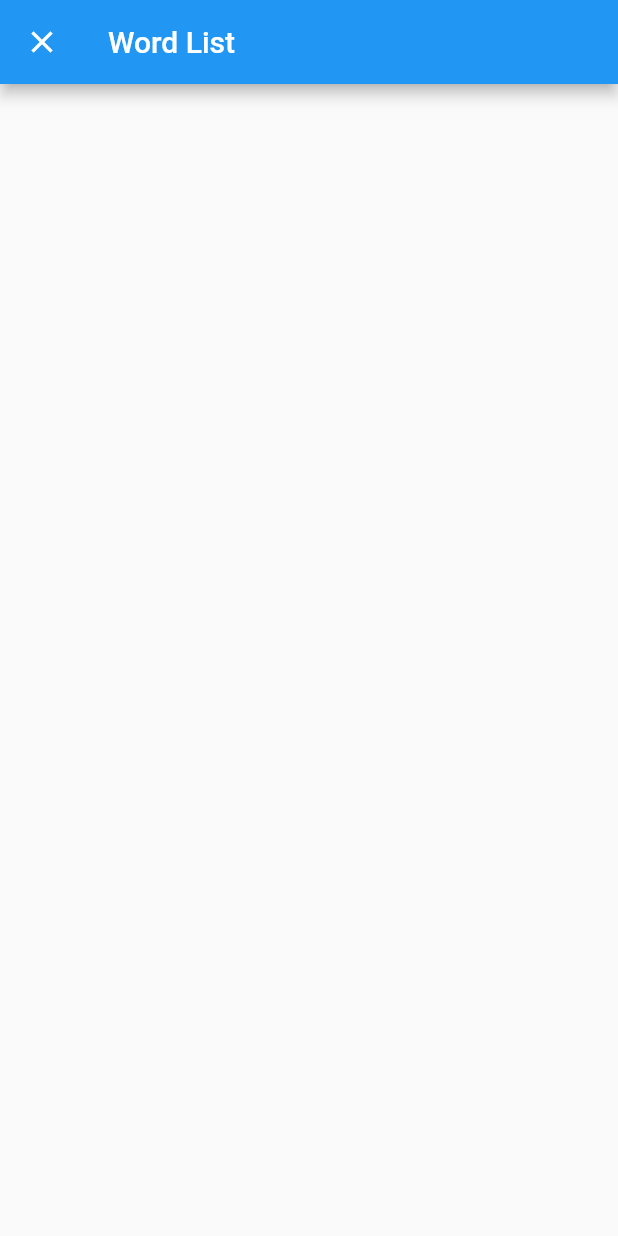
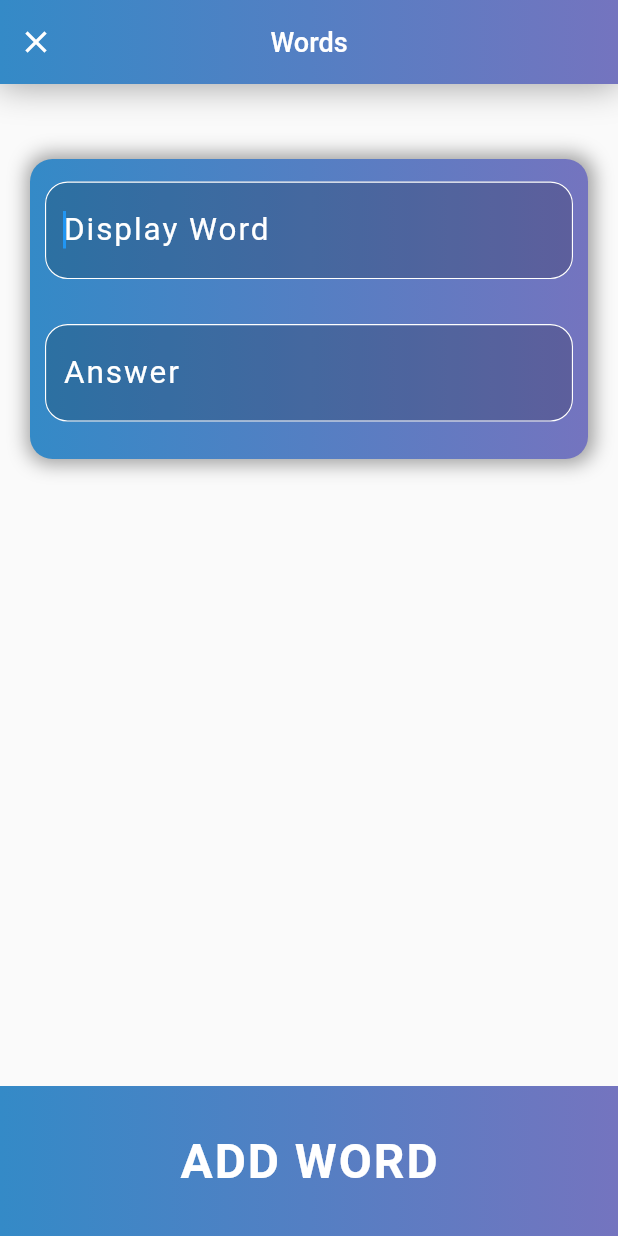
Before and after one commit to rodriigovieira/language-game, a Flutter app: the screen it shows after launch, after a tap on "WORD LIST", on a phone screen of 412 x 824 dp. Run offline on Flutter 3.47's test engine with Material 2 defaults, Android fonts, the phone set to English and light mode, and no system bars; our stand-ins replace sqflite; accounts and stored records are empty.

Commit message:
Initial design, AddWordScreen, WordCard

```diff
--- /dev/null
+++ b/lib/bloc/home_page_bloc.dart
@@ -0,0 +1,82 @@
+import 'package:flutter/material.dart';
+import 'package:language_game/screens/ConfigScreen/config_screen.dart';
+import 'package:language_game/screens/GameScreen/game_screen.dart';
+import 'package:language_game/screens/WordsScreen/words_screen.dart';
+
+class HomeScreenBloc extends ChangeNotifier {
+  Future<void> onTapConfigButton(BuildContext context) {
+    return Navigator.push(
+      context,
+      PageRouteBuilder(
+        transitionDuration: Duration(
+          milliseconds: 300,
+        ),
+        pageBuilder: (_, __, ___) => ConfigScreen(),
+        transitionsBuilder: (
+          BuildContext context,
+          Animation animation,
+          Animation secondaryAnimation,
+          Widget child,
+        ) {
+          var tween = Tween(
+            begin: Offset(0.0, 1.0),
+            end: Offset.zero,
+          );
+
+          return SlideTransition(
+            position: animation.drive(tween),
+            child: child,
+          );
+        },
+      ),
+    );
+  }
+
+  Future<void> onTapWordsButton(BuildContext context) {
+    return Navigator.push(
+      context,
+      PageRouteBuilder(
+        transitionDuration: Duration(
+          milliseconds: 300,
+        ),
+        pageBuilder: (_, __, ___) => WordsScreen(),
+        transitionsBuilder: (
+          BuildContext context,
+          Animation animation1,
+          Animation animation2,
+          Widget child,
+        ) {
+          var tween = Tween(
+            begin: Offset(0.0, 1.0),
+            end: Offset.zero,
+          );
+
+          return SlideTransition(
+            position: animation1.drive(tween),
+            child: child,
+          );
+        },
+      ),
+    );
+  }
+
+  Future<void> onTapStartGameButton(BuildContext context) {
+    return Navigator.push(
+      context,
+      PageRouteBuilder(
+        pageBuilder: (_, __, ___) => GameScreen(),
+        transitionDuration: Duration(milliseconds: 300),
+        transitionsBuilder: (
+          BuildContext context,
+          Animation animation1,
+          Animation animation2,
+          Widget child,
+        ) =>
+            FadeTransition(
+          opacity: animation1,
+          child: child,
+        ),
+      ),
+    );
+  }
+}
--- /dev/null
+++ b/lib/constants.dart
@@ -0,0 +1,18 @@
+import 'package:flutter/material.dart';
+
+Color kMainLightBlueColor = Color(0xff7474BF);
+Color kMainDarkBlueColor = Color(0xff348AC7);
+
+LinearGradient kMainBlueLinearGradient = LinearGradient(
+  colors: [
+    kMainDarkBlueColor,
+    kMainLightBlueColor,
+  ],
+);
+
+BoxShadow kMainBoxShadow = BoxShadow(
+  color: Colors.grey,
+  blurRadius: 10,
+  spreadRadius: 3,
+  offset: Offset(1.0, 0.0),
+);
--- a/lib/main.dart
+++ b/lib/main.dart
@@ -1,5 +1,9 @@
+import 'package:flutter/cupertino.dart';
 import 'package:flutter/material.dart';
+import 'package:flutter/services.dart';
 import 'package:language_game/bloc/game_bloc.dart';
+import 'package:language_game/bloc/home_page_bloc.dart';
+import 'package:language_game/bloc/words_bloc.dart';
 import 'package:language_game/screens/HomeScreen/home_screen.dart';
 import 'package:provider/provider.dart';
 
@@ -10,10 +14,22 @@ void main() {
 class MyApp extends StatelessWidget {
   @override
   Widget build(BuildContext context) {
+    SystemChrome.setSystemUIOverlayStyle(
+      SystemUiOverlayStyle.dark.copyWith(
+        statusBarColor: Colors.white,
+      ),
+    );
+
     return MultiProvider(
       providers: [
         ChangeNotifierProvider<GameBloc>(
           builder: (BuildContext context) => GameBloc(),
+        ),
+        ChangeNotifierProvider<HomeScreenBloc>(
+          builder: (BuildContext context) => HomeScreenBloc(),
+        ),
+        ChangeNotifierProvider<WordsBloc>(
+          builder: (BuildContext context) => WordsBloc(),
         )
       ],
       child: MaterialApp(
--- a/lib/models/word_model.dart
+++ b/lib/models/word_model.dart
@@ -1,6 +1,62 @@
+import 'package:sqflite/sqflite.dart';
+
 class WordModel {
-  String originalWord;
-  String response;
-  int numberOfTimesSeen;
-  int numberOfTimesCorrect;
+  final int id;
+  final String hintText;
+  final String response;
+  final int numberOfTimesSeen;
+  final int numberOfTimesCorrect;
+
+  WordModel({
+    this.id,
+    this.hintText,
+    this.response,
+    this.numberOfTimesCorrect,
+    this.numberOfTimesSeen,
+  });
+
+  Map<String, dynamic> toMap() {
+    return {
+      'id': id,
+      'hintText': hintText,
+      'response': response,
+      'numberOfTimesCorrect': numberOfTimesCorrect,
+      'numberOfTimesSeen': numberOfTimesSeen,
+    };
+  }
 }
+
+final Future<Database> database = openDatabase(
+  'words_database.db',
+  onCreate: (Database db, int version) {
+    return db.execute(
+      "CREATE TABLE words(id INTEGER PRIMARY KEY, response TEXT,hintText TEXT, numberOfTimesSeen INTEGER, numberOfTimesCorrect INTEGER)",
+    );
+  },
+  version: 1,
+);
+
+Future<void> insertWord(WordModel word) async {
+  final Database db = await database;
+  await db.insert(
+    'words',
+    word.toMap(),
+    conflictAlgorithm: ConflictAlgorithm.replace,
+  );
+}
+
+Future<List<WordModel>> words() async {
+  final Database db = await database;
+
+  final List<Map<String, dynamic>> maps = await db.query('words');
+
+  return List.generate(maps.length, (int i) {
+    return WordModel(
+      id: maps[i]['id'],
+      hintText: maps[i]['hintText'],
+      response: maps[i]['response'],
+      numberOfTimesCorrect: maps[i]['numberOfTimesCorrect'],
+      numberOfTimesSeen: maps[i]['numberOfTimesSeen'],
+    );
+  });
+}
--- a/lib/screens/HomeScreen/home_screen.dart
+++ b/lib/screens/HomeScreen/home_screen.dart
@@ -1,20 +1,27 @@
+import 'dart:ui';
+
 import 'package:flutter/material.dart';
-import 'package:language_game/screens/ConfigScreen/config_screen.dart';
-import 'package:language_game/screens/WordsScreen/words_screen.dart';
+import 'package:language_game/bloc/home_page_bloc.dart';
+import 'package:language_game/widgets/ui/cta_button.dart';
+import 'package:language_game/widgets/ui/gradient_appbar.dart';
 import 'package:language_game/widgets/ui/normal_button.dart';
+import 'package:provider/provider.dart';
 
 class HomeScreen extends StatelessWidget {
   @override
   Widget build(BuildContext context) {
-    return Scaffold(
-      appBar: AppBar(
-        title: Text("Bonjour Hi"),
+    return Consumer(
+      builder: (
+        BuildContext context,
+        HomeScreenBloc homeScreenBloc,
+        Widget child,
+      ) =>
+          Scaffold(
+        appBar: GradientAppBar(
+          title: "Language Game",
+          showBackButton: false,
         ),
         body: Container(
-        // padding: EdgeInsets.symmetric(
-        //   horizontal: 15,
-        //   vertical: 10,
-        // ),
           child: Column(
             crossAxisAlignment: CrossAxisAlignment.stretch,
             children: <Widget>[
@@ -40,76 +47,20 @@ class HomeScreen extends StatelessWidget {
               SizedBox(height: 20),
               NormalButton(
                 label: "CONFIGURATION",
-              onPressed: () => Navigator.push(
-                context,
-                PageRouteBuilder(
-                  transitionDuration: Duration(
-                    milliseconds: 300,
-                  ),
-                  pageBuilder: (BuildContext context, animation1, animation2) =>
-                      ConfigScreen(),
-                  transitionsBuilder:
-                      (context, animation1, animation2, child) =>
-                          FadeTransition(
-                    opacity: animation1,
-                    child: child,
-                  ),
-                ),
-              ),
+                onPressed: () => homeScreenBloc.onTapConfigButton(context),
               ),
               SizedBox(height: 20),
               NormalButton(
                 label: "WORD LIST",
-              onPressed: () => Navigator.push(
-                context,
-                PageRouteBuilder(
-                  transitionDuration: Duration(
-                    milliseconds: 300,
-                  ),
-                  pageBuilder: (BuildContext context, Animation animation1,
-                          Animation animation2) =>
-                      WordsScreen(),
-                  transitionsBuilder: (
-                    BuildContext context,
-                    Animation animation,
-                    Animation secondaryAnimation,
-                    Widget child,
-                  ) {
-                    var tween = Tween(
-                      begin: Offset(0.0, 1.0),
-                      end: Offset.zero,
-                    );
-
-                    return SlideTransition(
-                      position: animation.drive(tween),
-                      child: child,
-                    );
-                  },
-                ),
-              ),
+                onPressed: () => homeScreenBloc.onTapWordsButton(context),
               ),
               SizedBox(height: 20),
-            Expanded(
-              child: Align(
-                alignment: Alignment.bottomCenter,
-                child: Container(
-                  color: Colors.blue,
-                  height: 100,
-                  width: double.infinity,
-                  alignment: Alignment.center,
-                  child: Text(
-                    "START GAME",
-                    style: TextStyle(
-                      fontSize: 32,
-                      color: Colors.white,
-                      fontWeight: FontWeight.bold,
-                      letterSpacing: 1.3,
-                    ),
-                  ),
-                ),
-              ),
+              CTAButton(
+                onTap: () => homeScreenBloc.onTapStartGameButton(context),
+                label: "START GAME",
               ),
             ],
+          ),
         ),
       ),
     );
--- /dev/null
+++ b/lib/screens/WordsScreen/custom_textfield.dart
@@ -0,0 +1,61 @@
+
+
+
+import 'package:flutter/material.dart';
+
+class CustomTextField extends StatelessWidget {
+  const CustomTextField({
+    Key key,
+    @required this.controller,
+    @required this.hintText,
+    this.autofocus = false,
+  }) : super(key: key);
+
+  final TextEditingController controller;
+  final String hintText;
+  final bool autofocus;
+
+  @override
+  Widget build(BuildContext context) {
+    return Padding(
+      padding: EdgeInsets.symmetric(
+        horizontal: 10,
+        vertical: 15,
+      ),
+      child: Container(
+        decoration: BoxDecoration(
+          color: Color(0x2f000000),
+          borderRadius: BorderRadius.circular(15),
+        ),
+        child: TextField(
+          autofocus: autofocus,
+          autocorrect: false,
+          controller: controller,
+          style: TextStyle(
+            color: Colors.white,
+            fontSize: 21,
+            letterSpacing: 1.3,
+          ),
+          decoration: InputDecoration(
+            hintText: "$hintText",
+            hintStyle: TextStyle(color: Colors.white),
+            enabledBorder: OutlineInputBorder(
+              borderSide: BorderSide(
+                color: Colors.white,
+                width: .75,
+              ),
+              borderRadius: BorderRadius.circular(15),
+            ),
+            focusedBorder: OutlineInputBorder(
+              borderSide: BorderSide(
+                color: Colors.white,
+                width: .75,
+              ),
+              borderRadius: BorderRadius.circular(15),
+            ),
+          ),
+        ),
+      ),
+    );
+  }
+}
--- a/lib/screens/WordsScreen/words_screen.dart
+++ b/lib/screens/WordsScreen/words_screen.dart
@@ -1,4 +1,13 @@
+import 'dart:math';
+
 import 'package:flutter/material.dart';
+import 'package:language_game/bloc/words_bloc.dart';
+import 'package:language_game/constants.dart';
+import 'package:language_game/models/word_model.dart';
+import 'package:language_game/screens/WordsScreen/custom_textfield.dart';
+import 'package:language_game/widgets/ui/cta_button.dart';
+import 'package:language_game/widgets/ui/gradient_appbar.dart';
+import 'package:provider/provider.dart';
 
 class WordsScreen extends StatefulWidget {
   @override
@@ -6,22 +15,64 @@ class WordsScreen extends StatefulWidget {
 }
 
 class _WordsScreenState extends State<WordsScreen> {
+  TextEditingController _hintTextController = TextEditingController();
+  TextEditingController _responseController = TextEditingController();
+
+  WordsBloc _wordsBloc;
+
+  @override
+  void initState() {
+    _wordsBloc = Provider.of<WordsBloc>(context, listen: false);
+    super.initState();
+  }
+
   @override
   Widget build(BuildContext context) {
     return Scaffold(
-      appBar: AppBar(
-        title: Text("Word List"),
-        leading: IconButton(
-          icon: Icon(
-            Icons.close,
-            color: Colors.white,
-          ),
-          onPressed: () => Navigator.pop(context),
-        ),
+      appBar: GradientAppBar(
+        title: "Words",
       ),
       body: Container(
         child: Column(
-          children: <Widget>[],
+          crossAxisAlignment: CrossAxisAlignment.stretch,
+          children: <Widget>[
+            SizedBox(height: 50),
+            Container(
+              height: 200,
+              margin: EdgeInsets.symmetric(horizontal: 20),
+              decoration: BoxDecoration(
+                borderRadius: BorderRadius.circular(15),
+                gradient: kMainBlueLinearGradient,
+                boxShadow: [kMainBoxShadow],
+              ),
+              child: Column(
+                children: <Widget>[
+                  CustomTextField(
+                    controller: _hintTextController,
+                    hintText: "Display Word",
+                    autofocus: true,
+                  ),
+                  CustomTextField(
+                    controller: _responseController,
+                    hintText: "Answer",
+                  ),
+                ],
+              ),
+            ),
+            CTAButton(
+              label: "ADD WORD",
+              onTap: () => _wordsBloc.handleWordAdd(
+                word: WordModel(
+                  id: Random.secure().nextInt(10000),
+                  hintText: _hintTextController.text,
+                  response: _responseController.text,
+                  numberOfTimesCorrect: 0,
+                  numberOfTimesSeen: 0,
+                ),
+                context: context,
+              ),
+            )
+          ],
         ),
       ),
     );
--- /dev/null
+++ b/lib/widgets/ui/cta_button.dart
@@ -0,0 +1,41 @@
+import 'package:flutter/material.dart';
+import 'package:language_game/constants.dart';
+
+class CTAButton extends StatelessWidget {
+  final Function onTap;
+  final String label;
+
+  CTAButton({
+    @required this.onTap,
+    @required this.label,
+  });
+
+  @override
+  Widget build(BuildContext context) {
+    return Expanded(
+      child: Align(
+        alignment: Alignment.bottomCenter,
+        child: GestureDetector(
+          onTap: onTap,
+          child: Container(
+            decoration: BoxDecoration(
+              gradient: kMainBlueLinearGradient,
+            ),
+            height: 100,
+            width: double.infinity,
+            alignment: Alignment.center,
+            child: Text(
+              "$label",
+              style: TextStyle(
+                fontSize: 32,
+                color: Colors.white,
+                fontWeight: FontWeight.bold,
+                letterSpacing: 1.3,
+              ),
+            ),
+          ),
+        ),
+      ),
+    );
+  }
+}
--- /dev/null
+++ b/lib/widgets/ui/gradient_appbar.dart
@@ -0,0 +1,62 @@
+import 'package:flutter/material.dart';
+import 'package:language_game/constants.dart';
+
+class GradientAppBar extends StatefulWidget implements PreferredSizeWidget {
+  GradientAppBar({
+    Key key,
+    @required this.title,
+    this.showBackButton = true,
+  }) : preferredSize = Size.fromHeight(kToolbarHeight);
+
+  @override
+  _GradientAppBarState createState() => _GradientAppBarState();
+
+  @override
+  final Size preferredSize;
+
+  final String title;
+  final bool showBackButton;
+}
+
+class _GradientAppBarState extends State<GradientAppBar> {
+  @override
+  Widget build(BuildContext context) {
+    return PreferredSize(
+      child: Container(
+        padding: EdgeInsets.only(
+          top: MediaQuery.of(context).padding.top,
+        ),
+        child: NavigationToolbar(
+          middle: Text(
+            "${widget.title}",
+            style: TextStyle(
+              fontSize: 18,
+              color: Colors.white,
+              fontWeight: FontWeight.w500,
+            ),
+          ),
+          leading: widget.showBackButton
+              ? IconButton(
+                  icon: Icon(
+                    Icons.close,
+                    color: Colors.white,
+                  ),
+                  onPressed: () => Navigator.pop(context),
+                )
+              : null,
+        ),
+        decoration: BoxDecoration(
+          gradient: kMainBlueLinearGradient,
+          boxShadow: [
+            BoxShadow(
+              color: Colors.grey[500],
+              blurRadius: 20.0,
+              spreadRadius: 1.0,
+            )
+          ],
+        ),
+      ),
+      preferredSize: widget.preferredSize,
+    );
+  }
+}
--- a/lib/widgets/ui/normal_button.dart
+++ b/lib/widgets/ui/normal_button.dart
@@ -1,4 +1,5 @@
 import 'package:flutter/material.dart';
+import 'package:language_game/constants.dart';
 
 class NormalButton extends StatelessWidget {
   final String label;
@@ -32,15 +33,8 @@ class NormalButton extends StatelessWidget {
           ),
         ),
         decoration: BoxDecoration(
-          color: Colors.lightBlue,
-          boxShadow: [
-            BoxShadow(
-              color: Color(0x7f03a9f4),
-              blurRadius: 10,
-              spreadRadius: 0,
-              offset: Offset(1.0, 0.0),
-            ),
-          ],
+          gradient: kMainBlueLinearGradient,
+          boxShadow: [kMainBoxShadow],
           borderRadius: BorderRadius.all(
             Radius.circular(10),
           ),
--- a/pubspec.yaml
+++ b/pubspec.yaml
@@ -20,6 +20,7 @@ dependencies:
   flutter:
     sdk: flutter
   provider:
+  sqflite:
 
   # The following adds the Cupertino Icons font to your application.
   # Use with the CupertinoIcons class for iOS style icons.
```
Also changed, not shown: lib/bloc/words_bloc.dart (added, +34 -0 lines), lib/screens/ConfigScreen/config_screen.dart (+7 -15 lines), lib/screens/GameScreen/game_screen.dart (added, +128 -0 lines), lib/widgets/ui/word_card.dart (added), pubspec.lock, 6 other files. Lines whose indentation alone changed are shown as unchanged.
